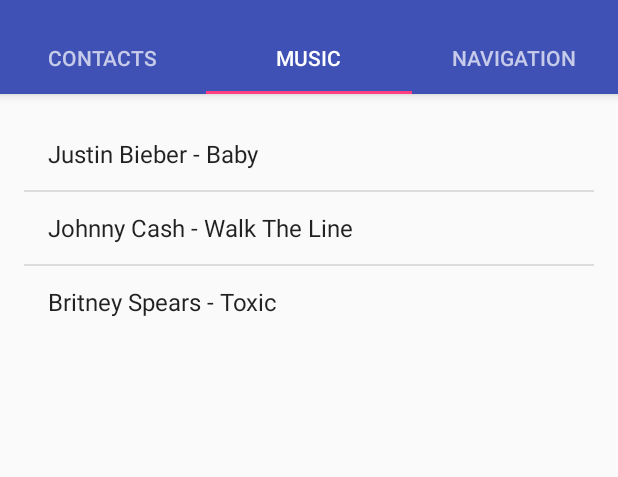
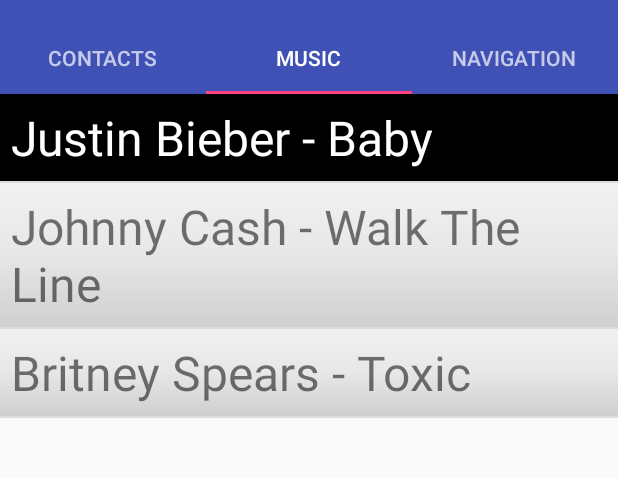
Before and after one commit to MultiPeden/MCInterface, an Android app: the screen it shows after launch (MainActivity), tab 2 chosen, on a phone screen of 412 x 824 dp, the part 74-551 px from its top. Run offline under Robolectric (Android 15) with nearby library versions, the phone set to English and light mode, and no system bars.

Commit message:
added a custom adapter for selecting elements in lists

```diff
--- a/app/src/main/java/com/example/emil/mcinterface/Contacts.java
+++ b/app/src/main/java/com/example/emil/mcinterface/Contacts.java
@@ -25,6 +25,8 @@
 
     public static int rowInd = 0;
     public ListView listView;
+    public static MClistAdapter adapter;
+
     @Override
     public View onCreateView(LayoutInflater inflater, ViewGroup container,
                              Bundle savedInstanceState) {
@@ -33,28 +35,11 @@
 
         String[] contactItems = {"Felix", "Hektor", "Hugo", "Jens", "Niels", "Poul", "Dennis", "Troels", "Kurt", "Tristan", "Torsten", "Jussi", "HP", "Ludvig", "Anders"};
 
-         listView = (ListView) rootView.findViewById(R.id.contactList);
-        MClistAdapter adapter = new MClistAdapter(getActivity(), contactItems);
+        listView = (ListView) rootView.findViewById(R.id.contactList);
+        adapter = new MClistAdapter(getActivity(), contactItems);
         listView.setAdapter(adapter);
 
 
-/*
-        MClistAdapter<String> listViewAdapter = new ArrayAdapter<String>(
-                getActivity(),
-                android.R.layout.simple_list_item_1,
-                contactItems
-        );
-
-        listView.setAdapter(listViewAdapter);
-*/
-
-        // highlight row
-
-//        listView.setChoiceMode(ListView.CHOICE_MODE_SINGLE);
-
-  //      listView.setSelector(android.R.color.darker_gray);
-
-        //listView.setSelection(0);
 
         Context context = getActivity();
         CharSequence text = "Hello toast!";
@@ -64,16 +49,12 @@
         toast.show();
 
 
+
         listView.setOnItemClickListener(new AdapterView.OnItemClickListener() {
-
-            //AlertDialog.Builder adb = new AlertDialog.Builder(
-            //        getContext());
-
-
             @Override
             public void onItemClick(AdapterView<?> parent, View view,
                                     int position, long rowId) {
-
+                adapter.setMarked(position);
                 // TODO Auto-generated method stub
                 Log.v("TAG", "CLICKED row number: " + rowId);
 
@@ -91,7 +72,6 @@
                 });
                 builder.setNegativeButton("Reject",new DialogInterface.OnClickListener()
                 {
-
                     @Override
                     public void onClick(DialogInterface dialog, int which)
                     {
@@ -101,24 +81,18 @@
                 AlertDialog alert=builder.create();
                 alert.show();
             }
+        });
+        Log.v("Contacts", "Number of rows: " + listView.getAdapter().getCount());
+
+       return rootView;
+    }
 
 
-        });
+    public static void updateMarked(){
 
-//        listView.setItemChecked(1,true);
-
-        Log.v("Contacts", "Number of rows: " + listView.getAdapter().getCount());
-   //     listView = FindViewById<ListView>(Resource.Id.listView1);
-     //   listView.Adapter = new HomeScreenAdapter(this, tableItems);
-
-
-        listView.setSelection(1);
-        listView.setItemChecked(1,true);
-        adapter.notifyDataSetChanged();
-    //    (AppCompatTextView) listView.getAdapter().getView(0,null,null).setTe
-     //   listViewAdapter.notifyDataSetChanged();
-
-        return rootView;
+        if (rowInd < adapter.getCount()){
+            adapter.setMarked(rowInd);
+        }
     }
 
 /*    @Override
--- a/app/src/main/java/com/example/emil/mcinterface/MClistAdapter.java
+++ b/app/src/main/java/com/example/emil/mcinterface/MClistAdapter.java
@@ -2,10 +2,12 @@
 
 import android.app.Activity;
 import android.content.Context;
+import android.graphics.Color;
 import android.view.LayoutInflater;
 import android.view.View;
 import android.view.ViewGroup;
 import android.widget.BaseAdapter;
+import android.widget.RelativeLayout;
 import android.widget.TextView;
 
 import java.util.ArrayList;
@@ -20,11 +22,12 @@
 
     private String[] strings;
     private LayoutInflater inflater;
+    private int marked;
 
     public MClistAdapter(Activity activity, String[] strings) {
         this.strings = strings;
         this.inflater = (LayoutInflater) activity.getSystemService(Context.LAYOUT_INFLATER_SERVICE);
-
+        marked =0;
     }
 
     @Override
@@ -46,8 +49,16 @@
     public View getView(int position, View convertView, ViewGroup parent) {
         View vi = convertView;
         vi = inflater.inflate(R.layout.list_item,null);
+
+        RelativeLayout cont =(RelativeLayout) vi.findViewById(R.id.row);
         TextView text = (TextView) vi.findViewById(R.id.row_text); //votes
         text.setText(strings[position]);
+        if(position == marked) {
+            cont.setBackgroundColor(Color.parseColor("#000000"));
+            text.setTextColor(Color.parseColor("#ffffff"));
+        }
+        // text.invalidate();
+        // cont.invalidate();
         return vi;
     }
 
@@ -61,6 +72,19 @@
         this.notifyDataSetChanged();
     }
 
+    public void editTest(int position){
+        if(position < getCount()){
+            strings[position] = "oooooooooooooooooo";
+            this.notifyDataSetChanged();
+        }
+    }
+
+    public void setMarked(int position){
+        if(position < getCount()){
+            marked = position;
+            this.notifyDataSetChanged();
+        }
+    }
 
 
 }
--- a/app/src/main/java/com/example/emil/mcinterface/MainActivity.java
+++ b/app/src/main/java/com/example/emil/mcinterface/MainActivity.java
@@ -50,6 +50,8 @@
     private SectionsPagerAdapter mSectionsPagerAdapter;
     private static final String TAG = MainActivity.class.getSimpleName();
     private ListView contList;
+    private Fragment tab1;
+
     /**
      * The {@link ViewPager} that will host the section contents.
      */
@@ -109,21 +111,8 @@
     @Override
     public boolean onOptionsItemSelected(MenuItem item) {
 
-///        Contacts fragment = (Contacts) mSectionsPagerAdapter.getItem(mViewPager.getCurrentItem());
-/*
-  //      fragment.listView.setItemChecked(2, true);
-
-        FragmentManager manager = getSupportFragmentManager();
-        Fragment fragment = manager.findFragmentById(R.id.contactList);
-*/
-/*
-        ListView lv2 = (ListView) this.findViewById(R.id.contactList);
-        ArrayAdapter lobj  = (ArrayAdapter) lv2.getAdapter();
-        AppCompatTextView v = (AppCompatTextView) lobj.getView(0,null,null);
-        v.setBackgroundColor(0x00FF00);
-        v.setText("jaaaaaaaaaaaa");
-        lobj.notifyDataSetChanged();
-        */
+        Contacts c = (Contacts) tab1;
+        c.adapter.setMarked(1);
 
         // Handle action bar item clicks here. The action bar will
         // automatically handle clicks on the Home/Up button, so long
@@ -187,7 +176,7 @@
         public Fragment getItem(int position) {
             switch (position){
                 case 0:
-                    Contacts tab1 = new Contacts();
+                    tab1 = new Contacts();
                     return tab1;
                 case 1:
                     Music tab2 = new Music();
@@ -256,6 +245,8 @@
                         int tab_position = tabLayout.getSelectedTabPosition();
                         if (tab_position == 0) {
                             Contacts.rowInd++;
+                            Contacts.updateMarked();
+
                         }
                     default:
                         break;
--- a/app/src/main/java/com/example/emil/mcinterface/Music.java
+++ b/app/src/main/java/com/example/emil/mcinterface/Music.java
@@ -1,10 +1,14 @@
 package com.example.emil.mcinterface;
 
+import android.app.AlertDialog;
+import android.content.DialogInterface;
 import android.os.Bundle;
 import android.support.v4.app.Fragment;
+import android.util.Log;
 import android.view.LayoutInflater;
 import android.view.View;
 import android.view.ViewGroup;
+import android.widget.AdapterView;
 import android.widget.ArrayAdapter;
 import android.widget.ListView;
 
@@ -14,23 +18,55 @@
 
 public class Music extends Fragment{
 
+    public static int rowInd = 0;
+    public ListView listView;
+    public MClistAdapter adapter;
+
     @Override
     public View onCreateView(LayoutInflater inflater, ViewGroup container,
                              Bundle savedInstanceState) {
 
-        View rootView = inflater.inflate(R.layout.music, container, false);
+        View rootView = inflater.inflate(R.layout.contacts, container, false);
 
         String[] contactItems = {"Justin Bieber - Baby", "Johnny Cash - Walk The Line", "Britney Spears - Toxic"};
 
-        ListView listView = (ListView) rootView.findViewById(R.id.musiclist);
+        listView = (ListView) rootView.findViewById(R.id.contactList);
+        adapter = new MClistAdapter(getActivity(), contactItems);
+        listView.setAdapter(adapter);
 
-        ArrayAdapter<String> listViewAdapter = new ArrayAdapter<String>(
-                getActivity(),
-                android.R.layout.simple_list_item_1,
-                contactItems
-        );
+        listView.setOnItemClickListener(new AdapterView.OnItemClickListener() {
+            @Override
+            public void onItemClick(AdapterView<?> parent, View view,
+                                    int position, long rowId) {
+                adapter.setMarked(position);
+                // TODO Auto-generated method stub
+                Log.v("TAG", "CLICKED row number: " + rowId);
 
-        listView.setAdapter(listViewAdapter);
+                AlertDialog.Builder builder=new AlertDialog.Builder(getContext());
+                builder.setCancelable(true);
+                builder.setTitle("Incoming Call");
+                builder.setPositiveButton("Accept",new DialogInterface.OnClickListener()
+                {
+
+                    @Override
+                    public void onClick(DialogInterface dialog, int which)
+                    {
+                        dialog.dismiss();
+                    }
+                });
+                builder.setNegativeButton("Reject",new DialogInterface.OnClickListener()
+                {
+                    @Override
+                    public void onClick(DialogInterface dialog, int which)
+                    {
+                        dialog.dismiss();
+                    }
+                });
+                AlertDialog alert=builder.create();
+                alert.show();
+            }
+        });
+
 
         return rootView;
     }
--- a/app/src/main/java/com/example/emil/mcinterface/Navigation.java
+++ b/app/src/main/java/com/example/emil/mcinterface/Navigation.java
@@ -20,49 +20,54 @@
 
 public class Navigation extends Fragment {
 
+    public static int rowInd = 0;
+    public ListView listView;
+    public MClistAdapter adapter;
     @Override
     public View onCreateView(final LayoutInflater inflater, ViewGroup container,
                              Bundle savedInstanceState) {
 
-        View rootView = inflater.inflate(R.layout.navigation, container, false);
-
+        View rootView = inflater.inflate(R.layout.contacts, container, false);
         String[] contactItems = {"Home", "Work", "Summer Cottage", "Parents"};
 
-        ListView listView = (ListView) rootView.findViewById(R.id.locationList);
-
-        ArrayAdapter<String> listViewAdapter = new ArrayAdapter<String>(
-                getActivity(),
-                android.R.layout.simple_list_item_1,
-                contactItems
-        );
-
-        listView.setAdapter(listViewAdapter);
+        listView = (ListView) rootView.findViewById(R.id.contactList);
+        adapter = new MClistAdapter(getActivity(), contactItems);
+        listView.setAdapter(adapter);
 
         listView.setOnItemClickListener(new AdapterView.OnItemClickListener() {
-
             @Override
             public void onItemClick(AdapterView<?> parent, View view,
                                     int position, long rowId) {
-
+                adapter.setMarked(position);
                 // TODO Auto-generated method stub
                 Log.v("TAG", "CLICKED row number: " + rowId);
 
-                final View view1 = inflater.inflate(R.layout.navigator, null);
+                AlertDialog.Builder builder=new AlertDialog.Builder(getContext());
+                builder.setCancelable(true);
+                builder.setTitle("Incoming Call");
+                builder.setPositiveButton("Accept",new DialogInterface.OnClickListener()
+                {
 
-                AlertDialog.Builder builder =
-                        new AlertDialog.Builder(getContext()).
-                                setPositiveButton("Afslut", new DialogInterface.OnClickListener() {
-                                    @Override
-                                    public void onClick(DialogInterface dialog, int which) {
-                                        dialog.dismiss();
-                                    }
-                                }).
-                                setView(view1);
-                 builder.create().show();
+                    @Override
+                    public void onClick(DialogInterface dialog, int which)
+                    {
+                        dialog.dismiss();
+                    }
+                });
+                builder.setNegativeButton("Reject",new DialogInterface.OnClickListener()
+                {
+                    @Override
+                    public void onClick(DialogInterface dialog, int which)
+                    {
+                        dialog.dismiss();
+                    }
+                });
+                AlertDialog alert=builder.create();
+                alert.show();
+            }
+        });
 
-            }
 
-        });
 
         return rootView;
     }
--- a/app/src/main/res/layout/contacts.xml
+++ b/app/src/main/res/layout/contacts.xml
@@ -2,10 +2,6 @@
     xmlns:tools="http://schemas.android.com/tools"
     android:layout_width="match_parent"
     android:layout_height="match_parent"
-    android:paddingBottom="@dimen/activity_vertical_margin"
-    android:paddingLeft="@dimen/activity_horizontal_margin"
-    android:paddingRight="@dimen/activity_horizontal_margin"
-    android:paddingTop="@dimen/activity_vertical_margin"
     tools:context="com.example.emil.mcinterface.MainActivity">
 
     <ListView
--- a/app/src/main/res/layout/list_item.xml
+++ b/app/src/main/res/layout/list_item.xml
@@ -16,9 +16,11 @@
         android:layout_height="wrap_content"
         android:layout_alignParentTop="true"
         android:text="Queued:"
-    android:textAppearance="@android:style/TextAppearance.DeviceDefault"
-    android:textColor="@android:color/holo_blue_dark"
+        android:textSize="32sp"
         android:layout_alignParentLeft="true"
-    android:layout_alignParentStart="true" />
+        android:layout_alignParentStart="true"
+        android:layout_margin="7dp"/>
 
+    <!--    android:textAppearance="@android:style/TextAppearance.DeviceDefault"
+    android:textColor="@android:color/holo_blue_dark"-->
 </RelativeLayout>
```
Also changed, not shown: 14 other files. Lines whose indentation alone changed are shown as unchanged.
